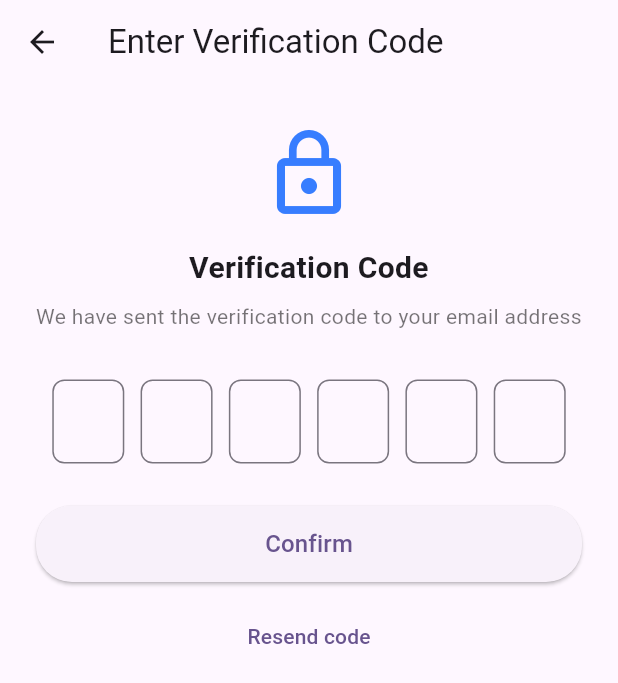
After one commit to vunguyenDev92/SecretTalk, a Flutter app: the OtpInputScreen screen opened directly, on a phone screen of 412 x 824 dp. The commit adds this screen. Shown: the top 683 px of the screen. Run offline on Flutter 3.47's test engine with Material 3 defaults, Android fonts, the phone set to English and light mode, and no system bars; our stand-ins replace cloud_firestore, country_picker, equatable, firebase_auth, firebase_core, flutter_bloc and 1 more; accounts and stored records are empty; statements that could not run were skipped.

Commit message:
feat: otp confirm email

```diff
--- /dev/null
+++ b/lib/core/config.dart
@@ -0,0 +1,3 @@
+class AppConfig {
+  static const String backendBaseUrl = 'http://10.0.2.2:3000';
+}
--- /dev/null
+++ b/lib/features/auth/presentation/models/otp_args.dart
@@ -0,0 +1,15 @@
+class OtpArgs {
+  final String email;
+  final String? password;
+  final String? username;
+  final String? phoneNumber;
+  final String? birthDate;
+
+  OtpArgs({
+    required this.email,
+    this.password,
+    this.username,
+    this.phoneNumber,
+    this.birthDate,
+  });
+}
--- /dev/null
+++ b/lib/features/auth/presentation/screens/otp_input_screen.dart
@@ -0,0 +1,263 @@
+import 'package:flutter/material.dart';
+import 'package:flutter/services.dart';
+import 'package:flutter_app_chat/shared/services/otp_service.dart';
+import 'package:flutter_app_chat/core/config.dart';
+import '../models/otp_args.dart';
+
+class OtpInputScreen extends StatefulWidget {
+  final void Function(String otp)? onConfirm;
+
+  const OtpInputScreen({Key? key, this.onConfirm}) : super(key: key);
+
+  @override
+  State<OtpInputScreen> createState() => _OtpInputScreenState();
+}
+
+class _OtpInputScreenState extends State<OtpInputScreen> {
+  static const int _length = 6;
+
+  late final List<TextEditingController> _controllers;
+  late final List<FocusNode> _focusNodes;
+  bool _isResending = false;
+  int _resendCooldown = 0;
+  bool _isConfirming = false;
+  late final OtpService _otpService;
+
+  @override
+  void initState() {
+    super.initState();
+    _controllers = List.generate(_length, (_) => TextEditingController());
+    _focusNodes = List.generate(_length, (_) => FocusNode());
+    _otpService = OtpService(AppConfig.backendBaseUrl);
+  }
+
+  @override
+  void dispose() {
+    for (final c in _controllers) {
+      c.dispose();
+    }
+    for (final f in _focusNodes) {
+      f.dispose();
+    }
+    super.dispose();
+  }
+
+  void _startResendCooldown([int seconds = 30]) {
+    if (!mounted) return;
+    setState(() {
+      _resendCooldown = seconds;
+      _isResending = true;
+    });
+
+    Future.doWhile(() async {
+      await Future.delayed(const Duration(seconds: 1));
+      if (!mounted) return false;
+      setState(() => _resendCooldown--);
+      if (_resendCooldown <= 0) {
+        setState(() => _isResending = false);
+        return false;
+      }
+      return true;
+    });
+  }
+
+  void _handlePaste(String text) {
+    final digits = text.replaceAll(RegExp(r'\D'), '');
+    if (digits.length >= _length) {
+      for (var i = 0; i < _length; i++) {
+        _controllers[i].text = digits[i];
+      }
+      _submit();
+    }
+  }
+
+  void _submit() {
+    final otp = _controllers.map((c) => c.text).join();
+    if (otp.length == _length) {
+      _confirmOtp(otp);
+    } else {
+      ScaffoldMessenger.of(context).showSnackBar(
+        const SnackBar(content: Text('Please enter the full code')),
+      );
+    }
+  }
+
+  Future<void> _confirmOtp(String otp) async {
+    if (_isConfirming) return;
+    setState(() => _isConfirming = true);
+    final email = _readEmailFromArgs(context);
+    try {
+      final res = await _otpService.verifyOtp(email, otp);
+      if (res['ok'] == true) {
+        if (widget.onConfirm != null) widget.onConfirm!(otp);
+        if (mounted) {
+          ScaffoldMessenger.of(
+            context,
+          ).showSnackBar(const SnackBar(content: Text('OTP verified')));
+        }
+      } else {
+        final reason = res['reason'] ?? 'unknown';
+        final message = res['message'] ?? 'Verification failed';
+        if (mounted) {
+          ScaffoldMessenger.of(
+            context,
+          ).showSnackBar(SnackBar(content: Text('$message')));
+        }
+        if (reason == 'expired') {}
+      }
+    } catch (e) {
+      if (mounted)
+        ScaffoldMessenger.of(
+          context,
+        ).showSnackBar(SnackBar(content: Text('Error: $e')));
+    } finally {
+      if (mounted) setState(() => _isConfirming = false);
+    }
+  }
+
+  String _readEmailFromArgs(BuildContext context) {
+    final args = ModalRoute.of(context)?.settings.arguments;
+    if (args is OtpArgs) return args.email;
+    if (args is String) return args;
+    if (args is Map) return args['email']?.toString() ?? '';
+    return '';
+  }
+
+  @override
+  Widget build(BuildContext context) {
+    final email = _readEmailFromArgs(context);
+
+    return Scaffold(
+      appBar: AppBar(title: const Text('Enter Verification Code')),
+      body: SafeArea(
+        child: Padding(
+          padding: const EdgeInsets.symmetric(horizontal: 24, vertical: 20),
+          child: Column(
+            crossAxisAlignment: CrossAxisAlignment.stretch,
+            children: [
+              const SizedBox(height: 8),
+              const Icon(
+                Icons.lock_outline,
+                size: 64,
+                color: Color(0xFF377DFF),
+              ),
+              const SizedBox(height: 16),
+              const Text(
+                'Verification Code',
+                style: TextStyle(fontSize: 20, fontWeight: FontWeight.bold),
+                textAlign: TextAlign.center,
+              ),
+              const SizedBox(height: 8),
+              Text(
+                email.isNotEmpty
+                    ? 'Code sent to $email'
+                    : 'We have sent the verification code to your email address',
+                style: const TextStyle(fontSize: 14, color: Colors.black54),
+                textAlign: TextAlign.center,
+              ),
+              const SizedBox(height: 32),
+
+              Row(
+                mainAxisAlignment: MainAxisAlignment.spaceEvenly,
+                children: List.generate(_length, (index) {
+                  return SizedBox(
+                    width: 48,
+                    child: TextField(
+                      controller: _controllers[index],
+                      focusNode: _focusNodes[index],
+                      textAlign: TextAlign.center,
+                      keyboardType: TextInputType.number,
+                      maxLength: 1,
+                      inputFormatters: [FilteringTextInputFormatter.digitsOnly],
+                      decoration: InputDecoration(
+                        counterText: '',
+                        border: OutlineInputBorder(
+                          borderRadius: BorderRadius.circular(8),
+                        ),
+                      ),
+                      onChanged: (v) {
+                        if (v.isNotEmpty) {
+                          if (index + 1 < _length) {
+                            _focusNodes[index + 1].requestFocus();
+                          } else {
+                            _focusNodes[index].unfocus();
+                            _submit();
+                          }
+                        } else {
+                          // user deleted the char -> move focus back
+                          if (index - 1 >= 0)
+                            _focusNodes[index - 1].requestFocus();
+                        }
+                      },
+                      onTap: () async {
+                        // quick paste detection: if clipboard contains 6 digits, auto-fill
+                        final data = await Clipboard.getData('text/plain');
+                        final text = data?.text ?? '';
+                        if (text.replaceAll(RegExp(r'\D'), '').length >=
+                            _length) {
+                          _handlePaste(text);
+                        }
+                      },
+                    ),
+                  );
+                }),
+              ),
+
+              const SizedBox(height: 28),
+
+              ElevatedButton(
+                onPressed: _isConfirming ? null : _submit,
+                style: ElevatedButton.styleFrom(
+                  padding: const EdgeInsets.symmetric(vertical: 14),
+                  shape: RoundedRectangleBorder(
+                    borderRadius: BorderRadius.circular(24),
+                  ),
+                ),
+                child: _isConfirming
+                    ? const SizedBox(
+                        height: 20,
+                        width: 20,
+                        child: CircularProgressIndicator(
+                          color: Colors.white,
+                          strokeWidth: 2,
+                        ),
+                      )
+                    : const Text('Confirm', style: TextStyle(fontSize: 16)),
+              ),
+
+              const SizedBox(height: 12),
+
+              TextButton(
+                onPressed: _isResending
+                    ? null
+                    : () async {
+                        final email = _readEmailFromArgs(context);
+                        if (email.isEmpty) return;
+                        setState(() => _isResending = true);
+                        try {
+                          await _otpService.sendOtp(email);
+                          if (mounted)
+                            ScaffoldMessenger.of(context).showSnackBar(
+                              const SnackBar(content: Text('OTP resent')),
+                            );
+                          _startResendCooldown(30);
+                        } catch (e) {
+                          if (mounted)
+                            ScaffoldMessenger.of(context).showSnackBar(
+                              SnackBar(content: Text('Resend failed: $e')),
+                            );
+                        } finally {
+                          if (mounted) setState(() => _isResending = false);
+                        }
+                      },
+                child: Text(
+                  _isResending ? 'Resend ($_resendCooldown)' : 'Resend code',
+                ),
+              ),
+            ],
+          ),
+        ),
+      ),
+    );
+  }
+}
--- a/lib/main.dart
+++ b/lib/main.dart
@@ -30,7 +30,6 @@ class MyApp extends StatelessWidget {
       ),
     );
 
-    // Usecases
     final signInUseCase = SignInUseCase(authRepository);
     final signUpUseCase = SignUpUseCase(authRepository);
     final signOutUseCase = SignOutUseCase(authRepository);
--- a/pubspec.yaml
+++ b/pubspec.yaml
@@ -42,6 +42,7 @@ dependencies:
   intl: ^0.20.2
   country_picker: ^2.0.27
   lottie: ^3.1.0
+  http: ^1.5.0
 
 dev_dependencies:
   flutter_test:
```
Also changed, not shown: lib/features/auth/presentation/screens/otp_request_screen.dart (added, +117 -0 lines), lib/features/auth/presentation/screens/otp_success_screen.dart (added, +52 -0 lines), lib/features/auth/presentation/screens/register_screen.dart (+10 -5 lines), lib/shared/services/otp_service.dart (added, +45 -0 lines), pubspec.lock.
